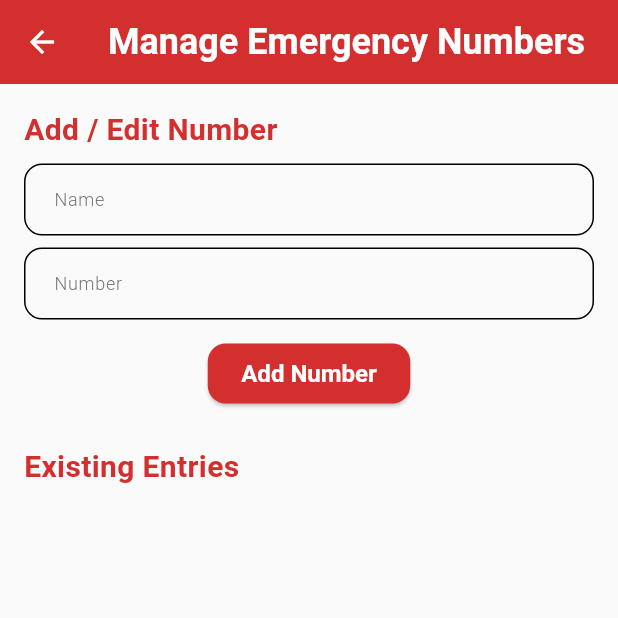
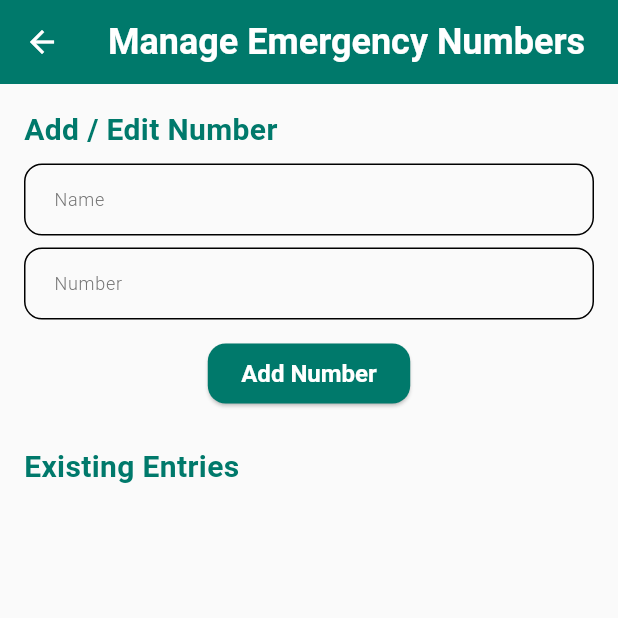
Before and after one commit to Archana-in-git/resQnow, a Flutter app: the ManageEmergencyNumbersPage screen opened directly, on a phone screen of 412 x 824 dp, the top half of it. Run offline on Flutter 3.47's test engine with Material 3 defaults, Android fonts, the phone set to English and light mode, and no system bars; our stand-ins replace cloud_firestore, firebase_core, go_router, permission_handler; missing offline and left inert: flutter_phone_direct_caller; accounts and stored records are empty.

Commit message:
Changes made

```diff
--- a/resqnow/lib/core/constants/app_colors.dart
+++ b/resqnow/lib/core/constants/app_colors.dart
@@ -2,9 +2,9 @@ import 'package:flutter/material.dart';
 
 class AppColors {
   // Primary colors
-  static const Color primary = Color(0xFFD32F2F); // Red Alert
+  static const Color accent = Color(0xFFD32F2F); // Red Alert
   static const Color secondary = Color(0xFFB71C1C); // Emergency Dark
-  static const Color accent = Color(0xFF00796B); // Teal
+  static const Color primary = Color(0xFF00796B); // Teal
 
   // Background and surface
   static const Color background = Color(0xFFFAFAFA); // Soft White
```
